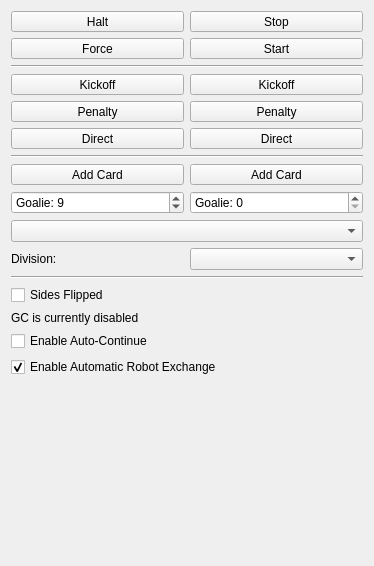
Qt form src/ra/refereewidget.ui (robotics-erlangen/framework) before a commit.
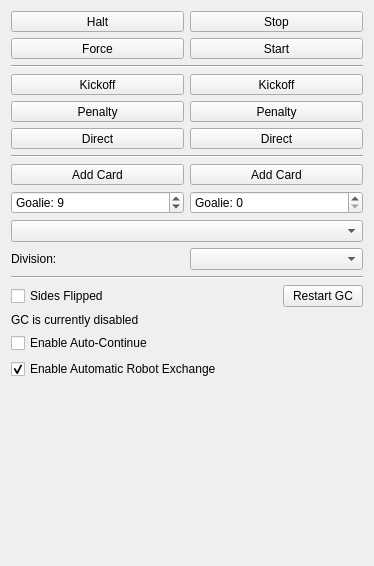
The same form after that commit. Custom widgets are drawn as their Qt base class.

Commit message: ra: refereewidget: Add button to restart Game Controller

```diff
--- a/src/ra/refereewidget.ui
+++ b/src/ra/refereewidget.ui
@@ -353,11 +353,22 @@
    <item>
     <layout class="QVBoxLayout" name="options">
      <item>
+      <layout class="QHBoxLayout" name="horizontalLayout_5">
+       <item alignment="Qt::AlignmentFlag::AlignLeft">
       <widget class="QCheckBox" name="sidesFlipped">
        <property name="text">
         <string>Sides Flipped</string>
        </property>
       </widget>
+       </item>
+       <item alignment="Qt::AlignmentFlag::AlignRight">
+        <widget class="QPushButton" name="restartGC">
+         <property name="text">
+          <string>Restart GC</string>
+         </property>
+        </widget>
+       </item>
+      </layout>
      </item>
      <item>
       <widget class="QLabel" name="gcStatusLabel">
```
Left out of the diff: 8 changed lines with no effect on the pictures. Lines whose indentation alone changed are shown as unchanged. The commit also changes 5 other files.
